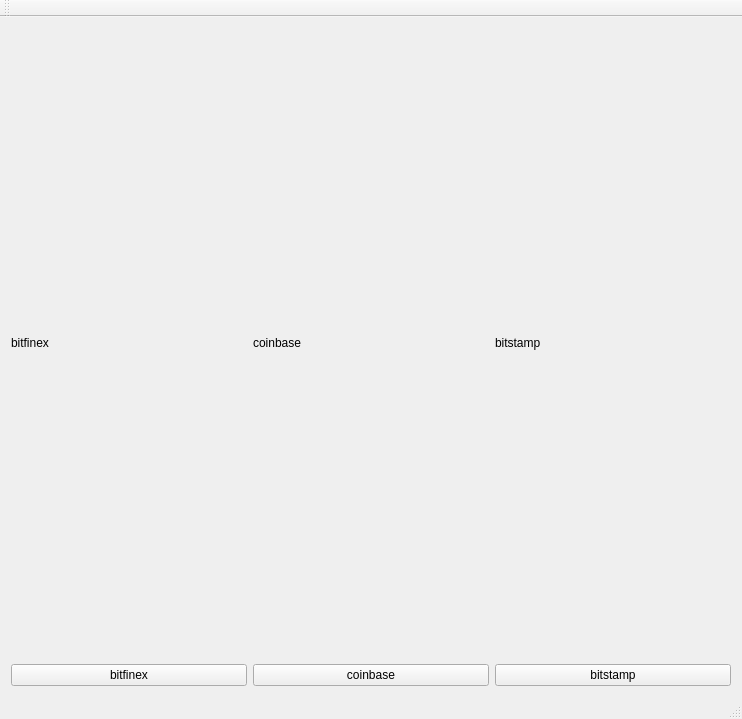
The window that qt-app/qtcryptoapp/mainwindow.ui (honchardev/trpz-cryptoapp) describes before a commit, drawn with Qt 5.
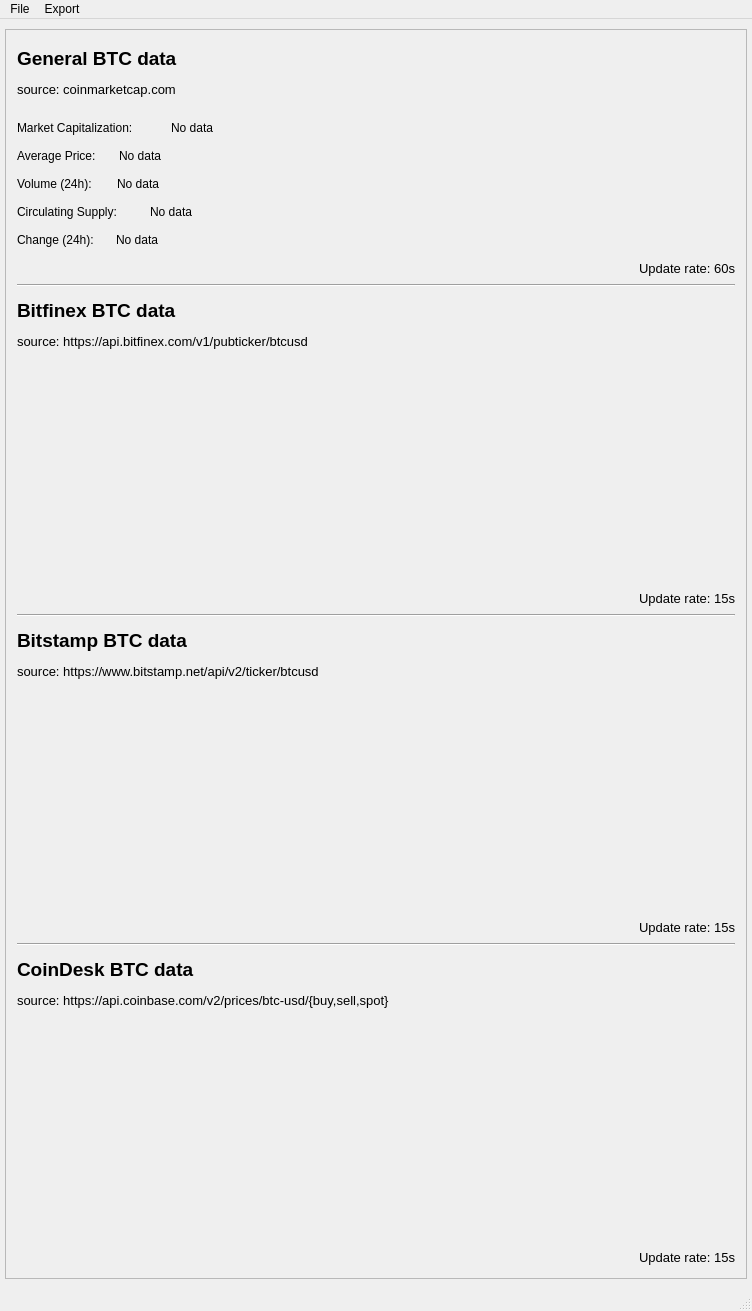
The same window after the commit.

Commit message: UI changes, adding singals&handlers for GUI Add "emit"s to DBWrapper, CMCScrapper, ExchangeX to react on success/failed state in GUI. DBWrapper is QObject now Add isalive method to DBWrapper, used in mainwindow constructor Mainwindow: add connect() to different modules MainWindow: add statusbar elements MainWindow: add working handler for coinmarketcap data + its timer MainWindowUI: add all elements, except of QChart

```diff
--- a/qt-app/qtcryptoapp/mainwindow.ui
+++ b/qt-app/qtcryptoapp/mainwindow.ui
@@ -6,8 +6,8 @@
    <rect>
     <x>0</x>
     <y>0</y>
-    <width>742</width>
-    <height>719</height>
+    <width>752</width>
+    <height>1311</height>
    </rect>
   </property>
   <property name="windowTitle">
@@ -15,55 +15,635 @@
   </property>
   <widget class="QWidget" name="centralWidget">
    <layout class="QGridLayout" name="gridLayout">
+    <property name="leftMargin">
+     <number>5</number>
+    </property>
+    <property name="topMargin">
+     <number>10</number>
+    </property>
+    <property name="rightMargin">
+     <number>5</number>
+    </property>
+    <property name="bottomMargin">
+     <number>10</number>
+    </property>
+    <property name="spacing">
+     <number>5</number>
+    </property>
     <item row="0" column="0">
-     <layout class="QHBoxLayout" name="horizontalLayout_2">
-      <item>
-       <widget class="QLabel" name="bitfinex_lbl">
-        <property name="text">
-         <string>bitfinex</string>
-        </property>
-       </widget>
-      </item>
-      <item>
-       <widget class="QLabel" name="coinbase_lbl">
-        <property name="text">
-         <string>coinbase</string>
-        </property>
-       </widget>
-      </item>
-      <item>
-       <widget class="QLabel" name="bitstamp_lbl">
-        <property name="text">
-         <string>bitstamp</string>
-        </property>
-       </widget>
-      </item>
-     </layout>
-    </item>
-    <item row="1" column="0">
-     <layout class="QHBoxLayout" name="horizontalLayout">
-      <item>
-       <widget class="QPushButton" name="bitfinex_btn">
-        <property name="text">
-         <string>bitfinex</string>
-        </property>
-       </widget>
-      </item>
-      <item>
-       <widget class="QPushButton" name="coinbase_btn">
-        <property name="text">
-         <string>coinbase</string>
-        </property>
-       </widget>
-      </item>
-      <item>
-       <widget class="QPushButton" name="bitstamp_btn">
-        <property name="text">
-         <string>bitstamp</string>
-        </property>
-       </widget>
-      </item>
-     </layout>
+     <widget class="QScrollArea" name="scrollArea">
+      <property name="widgetResizable">
+       <bool>true</bool>
+      </property>
+      <widget class="QWidget" name="scrollAreaWidgetContents">
+       <property name="geometry">
+        <rect>
+         <x>0</x>
+         <y>0</y>
+         <width>740</width>
+         <height>1245</height>
+        </rect>
+       </property>
+       <layout class="QGridLayout" name="gridLayout_2">
+        <item row="0" column="0">
+         <layout class="QVBoxLayout" name="verticalLayout_2">
+          <property name="spacing">
+           <number>8</number>
+          </property>
+          <item>
+           <layout class="QVBoxLayout" name="verticalLayout">
+            <item>
+             <widget class="QLabel" name="cmcdescrtxt_lbl">
+              <property name="maximumSize">
+               <size>
+                <width>16777215</width>
+                <height>35</height>
+               </size>
+              </property>
+              <property name="font">
+               <font>
+                <pointsize>14</pointsize>
+                <weight>75</weight>
+                <bold>true</bold>
+               </font>
+              </property>
+              <property name="text">
+               <string>General BTC data</string>
+              </property>
+              <property name="textFormat">
+               <enum>Qt::AutoText</enum>
+              </property>
+              <property name="alignment">
+               <set>Qt::AlignLeading|Qt::AlignLeft|Qt::AlignVCenter</set>
+              </property>
+             </widget>
+            </item>
+            <item>
+             <widget class="QLabel" name="cmcsourcetxt_lbl">
+              <property name="maximumSize">
+               <size>
+                <width>16777215</width>
+                <height>15</height>
+               </size>
+              </property>
+              <property name="font">
+               <font>
+                <pointsize>10</pointsize>
+               </font>
+              </property>
+              <property name="text">
+               <string>source: coinmarketcap.com</string>
+              </property>
+              <property name="textFormat">
+               <enum>Qt::AutoText</enum>
+              </property>
+              <property name="alignment">
+               <set>Qt::AlignLeading|Qt::AlignLeft|Qt::AlignVCenter</set>
+              </property>
+             </widget>
+            </item>
+           </layout>
+          </item>
+          <item>
+           <spacer name="verticalSpacer">
+            <property name="orientation">
+             <enum>Qt::Vertical</enum>
+            </property>
+            <property name="sizeType">
+             <enum>QSizePolicy::Fixed</enum>
+            </property>
+            <property name="sizeHint" stdset="0">
+             <size>
+              <width>20</width>
+              <height>13</height>
+             </size>
+            </property>
+           </spacer>
+          </item>
+          <item>
+           <layout class="QHBoxLayout" name="horizontalLayout">
+            <property name="spacing">
+             <number>4</number>
+            </property>
+            <property name="leftMargin">
+             <number>0</number>
+            </property>
+            <item>
+             <widget class="QLabel" name="marketcaptxt_lbl">
+              <property name="maximumSize">
+               <size>
+                <width>150</width>
+                <height>20</height>
+               </size>
+              </property>
+              <property name="text">
+               <string>Market Capitalization:</string>
+              </property>
+              <property name="textFormat">
+               <enum>Qt::AutoText</enum>
+              </property>
+              <property name="alignment">
+               <set>Qt::AlignLeading|Qt::AlignLeft|Qt::AlignVCenter</set>
+              </property>
+             </widget>
+            </item>
+            <item>
+             <widget class="QLabel" name="marketcapval_lbl">
+              <property name="maximumSize">
+               <size>
+                <width>16777215</width>
+                <height>20</height>
+               </size>
+              </property>
+              <property name="text">
+               <string>No data</string>
+              </property>
+             </widget>
+            </item>
+           </layout>
+          </item>
+          <item>
+           <layout class="QHBoxLayout" name="horizontalLayout_2">
+            <property name="spacing">
+             <number>4</number>
+            </property>
+            <property name="leftMargin">
+             <number>0</number>
+            </property>
+            <item>
+             <widget class="QLabel" name="averpricetxt_lbl">
+              <property name="maximumSize">
+               <size>
+                <width>98</width>
+                <height>20</height>
+               </size>
+              </property>
+              <property name="text">
+               <string>Average Price:</string>
+              </property>
+              <property name="textFormat">
+               <enum>Qt::AutoText</enum>
+              </property>
+              <property name="alignment">
+               <set>Qt::AlignLeading|Qt::AlignLeft|Qt::AlignVCenter</set>
+              </property>
+             </widget>
+            </item>
+            <item>
+             <widget class="QLabel" name="averpriceval_lbl">
+              <property name="maximumSize">
+               <size>
+                <width>16777215</width>
+                <height>20</height>
+               </size>
+              </property>
+              <property name="text">
+               <string>No data</string>
+              </property>
+             </widget>
+            </item>
+           </layout>
+          </item>
+          <item>
+           <layout class="QHBoxLayout" name="horizontalLayout_3">
+            <property name="spacing">
+             <number>4</number>
+            </property>
+            <property name="leftMargin">
+             <number>0</number>
+            </property>
+            <item>
+             <widget class="QLabel" name="volumetxt_lbl">
+              <property name="maximumSize">
+               <size>
+                <width>96</width>
+                <height>20</height>
+               </size>
+              </property>
+              <property name="text">
+               <string>Volume (24h):</string>
+              </property>
+              <property name="textFormat">
+               <enum>Qt::AutoText</enum>
+              </property>
+              <property name="alignment">
+               <set>Qt::AlignLeading|Qt::AlignLeft|Qt::AlignVCenter</set>
+              </property>
+             </widget>
+            </item>
+            <item>
+             <widget class="QLabel" name="volumeval_lbl">
+              <property name="maximumSize">
+               <size>
+                <width>16777215</width>
+                <height>20</height>
+               </size>
+              </property>
+              <property name="text">
+               <string>No data</string>
+              </property>
+             </widget>
+            </item>
+           </layout>
+          </item>
+          <item>
+           <layout class="QHBoxLayout" name="horizontalLayout_4">
+            <property name="spacing">
+             <number>4</number>
+            </property>
+            <property name="leftMargin">
+             <number>0</number>
+            </property>
+            <item>
+             <widget class="QLabel" name="supplytxt_lbl">
+              <property name="maximumSize">
+               <size>
+                <width>129</width>
+                <height>20</height>
+               </size>
+              </property>
+              <property name="text">
+               <string>Circulating Supply:</string>
+              </property>
+              <property name="textFormat">
+               <enum>Qt::AutoText</enum>
+              </property>
+              <property name="alignment">
+               <set>Qt::AlignLeading|Qt::AlignLeft|Qt::AlignVCenter</set>
+              </property>
+             </widget>
+            </item>
+            <item>
+             <widget class="QLabel" name="supplyval_lbl">
+              <property name="maximumSize">
+               <size>
+                <width>16777215</width>
+                <height>20</height>
+               </size>
+              </property>
+              <property name="text">
+               <string>No data</string>
+              </property>
+             </widget>
+            </item>
+           </layout>
+          </item>
+          <item>
+           <layout class="QHBoxLayout" name="horizontalLayout_5">
+            <property name="spacing">
+             <number>4</number>
+            </property>
+            <property name="leftMargin">
+             <number>0</number>
+            </property>
+            <item>
+             <widget class="QLabel" name="changetxt_lbl">
+              <property name="maximumSize">
+               <size>
+                <width>95</width>
+                <height>20</height>
+               </size>
+              </property>
+              <property name="text">
+               <string>Change (24h):</string>
+              </property>
+              <property name="textFormat">
+               <enum>Qt::AutoText</enum>
+              </property>
+              <property name="alignment">
+               <set>Qt::AlignLeading|Qt::AlignLeft|Qt::AlignVCenter</set>
+              </property>
+             </widget>
+            </item>
+            <item>
+             <widget class="QLabel" name="changeval_lbl">
+              <property name="maximumSize">
+               <size>
+                <width>16777215</width>
+                <height>20</height>
+               </size>
+              </property>
+              <property name="text">
+               <string>No data</string>
+              </property>
+             </widget>
+            </item>
+           </layout>
+          </item>
+          <item>
+           <widget class="QLabel" name="cmc_updrate">
+            <property name="maximumSize">
+             <size>
+              <width>16777215</width>
+              <height>20</height>
+             </size>
+            </property>
+            <property name="font">
+             <font>
+              <pointsize>10</pointsize>
+             </font>
+            </property>
+            <property name="text">
+             <string>Update rate: 60s</string>
+            </property>
+            <property name="alignment">
+             <set>Qt::AlignRight|Qt::AlignTrailing|Qt::AlignVCenter</set>
+            </property>
+           </widget>
+          </item>
+         </layout>
+        </item>
+        <item row="1" column="0">
+         <widget class="Line" name="line">
+          <property name="orientation">
+           <enum>Qt::Horizontal</enum>
+          </property>
+         </widget>
+        </item>
+        <item row="2" column="0">
+         <layout class="QVBoxLayout" name="verticalLayout_4">
+          <item>
+           <layout class="QVBoxLayout" name="verticalLayout_3">
+            <item>
+             <widget class="QLabel" name="bitfinexdescrtxt_lbl">
+              <property name="maximumSize">
+               <size>
+                <width>16777215</width>
+                <height>35</height>
+               </size>
+              </property>
+              <property name="font">
+               <font>
+                <pointsize>14</pointsize>
+                <weight>75</weight>
+                <bold>true</bold>
+               </font>
+              </property>
+              <property name="text">
+               <string>Bitfinex BTC data</string>
+              </property>
+              <property name="textFormat">
+               <enum>Qt::AutoText</enum>
+              </property>
+              <property name="alignment">
+               <set>Qt::AlignLeading|Qt::AlignLeft|Qt::AlignVCenter</set>
+              </property>
+             </widget>
+            </item>
+            <item>
+             <widget class="QLabel" name="bitfinexsourcetxt_lbl">
+              <property name="maximumSize">
+               <size>
+                <width>16777215</width>
+                <height>15</height>
+               </size>
+              </property>
+              <property name="font">
+               <font>
+                <pointsize>10</pointsize>
+               </font>
+              </property>
+              <property name="text">
+               <string>source: https://api.bitfinex.com/v1/pubticker/btcusd</string>
+              </property>
+              <property name="textFormat">
+               <enum>Qt::AutoText</enum>
+              </property>
+              <property name="alignment">
+               <set>Qt::AlignLeading|Qt::AlignLeft|Qt::AlignVCenter</set>
+              </property>
+             </widget>
+            </item>
+           </layout>
+          </item>
+          <item>
+           <widget class="QWidget" name="bitfinexdata_wdgt" native="true">
+            <property name="minimumSize">
+             <size>
+              <width>650</width>
+              <height>200</height>
+             </size>
+            </property>
+           </widget>
+          </item>
+          <item>
+           <widget class="QLabel" name="bitfinex_updrate">
+            <property name="maximumSize">
+             <size>
+              <width>16777215</width>
+              <height>20</height>
+             </size>
+            </property>
+            <property name="font">
+             <font>
+              <pointsize>10</pointsize>
+             </font>
+            </property>
+            <property name="text">
+             <string>Update rate: 15s</string>
+            </property>
+            <property name="alignment">
+             <set>Qt::AlignRight|Qt::AlignTrailing|Qt::AlignVCenter</set>
+            </property>
+           </widget>
+          </item>
+         </layout>
+        </item>
+        <item row="3" column="0">
+         <widget class="Line" name="line_2">
+          <property name="orientation">
+           <enum>Qt::Horizontal</enum>
+          </property>
+         </widget>
+        </item>
+        <item row="4" column="0">
+         <layout class="QVBoxLayout" name="verticalLayout_5">
+          <item>
+           <layout class="QVBoxLayout" name="verticalLayout_7">
+            <item>
+             <widget class="QLabel" name="bitstampdescrtxt_lbl">
+              <property name="maximumSize">
+               <size>
+                <width>16777215</width>
+                <height>35</height>
+               </size>
+              </property>
+              <property name="font">
+               <font>
+                <pointsize>14</pointsize>
+                <weight>75</weight>
+                <bold>true</bold>
+               </font>
+              </property>
+              <property name="text">
+               <string>Bitstamp BTC data</string>
+              </property>
+              <property name="textFormat">
+               <enum>Qt::AutoText</enum>
+              </property>
+              <property name="alignment">
+               <set>Qt::AlignLeading|Qt::AlignLeft|Qt::AlignVCenter</set>
+              </property>
+             </widget>
+            </item>
+            <item>
+             <widget class="QLabel" name="bitstampsourcetxt_lbl">
+              <property name="maximumSize">
+               <size>
+                <width>16777215</width>
+                <height>15</height>
+               </size>
+              </property>
+              <property name="font">
+               <font>
+                <pointsize>10</pointsize>
+               </font>
+              </property>
+              <property name="text">
+               <string>source: https://www.bitstamp.net/api/v2/ticker/btcusd</string>
+              </property>
+              <property name="textFormat">
+               <enum>Qt::AutoText</enum>
+              </property>
+              <property name="alignment">
+               <set>Qt::AlignLeading|Qt::AlignLeft|Qt::AlignVCenter</set>
+              </property>
+             </widget>
+            </item>
+           </layout>
+          </item>
+          <item>
+           <widget class="QWidget" name="bitstampdata_wdgt" native="true">
+            <property name="minimumSize">
+             <size>
+              <width>650</width>
+              <height>200</height>
+             </size>
+            </property>
+           </widget>
+          </item>
+          <item>
+           <widget class="QLabel" name="bitstamp_updrate">
+            <property name="maximumSize">
+             <size>
+              <width>16777215</width>
+              <height>20</height>
+             </size>
+            </property>
+            <property name="font">
+             <font>
+              <pointsize>10</pointsize>
+             </font>
+            </property>
+            <property name="text">
+             <string>Update rate: 15s</string>
+            </property>
+            <property name="alignment">
+             <set>Qt::AlignRight|Qt::AlignTrailing|Qt::AlignVCenter</set>
+            </property>
+           </widget>
+          </item>
+         </layout>
+        </item>
+        <item row="5" column="0">
+         <widget class="Line" name="line_3">
+          <property name="orientation">
+           <enum>Qt::Horizontal</enum>
+          </property>
+         </widget>
+        </item>
+        <item row="6" column="0">
+         <layout class="QVBoxLayout" name="verticalLayout_6">
+          <item>
+           <layout class="QVBoxLayout" name="verticalLayout_9">
+            <item>
+             <widget class="QLabel" name="coindeskdescrtxt_lbl">
+              <property name="maximumSize">
+               <size>
+                <width>16777215</width>
+                <height>35</height>
+               </size>
+              </property>
+              <property name="font">
+               <font>
+                <pointsize>14</pointsize>
+                <weight>75</weight>
+                <bold>true</bold>
+               </font>
+              </property>
+              <property name="text">
+               <string>CoinDesk BTC data</string>
+              </property>
+              <property name="textFormat">
+               <enum>Qt::AutoText</enum>
+              </property>
+              <property name="alignment">
+               <set>Qt::AlignLeading|Qt::AlignLeft|Qt::AlignVCenter</set>
+              </property>
+             </widget>
+            </item>
+            <item>
+             <widget class="QLabel" name="coindesksourcetxt_lbl">
+              <property name="maximumSize">
+               <size>
+                <width>16777215</width>
+                <height>15</height>
+               </size>
+              </property>
+              <property name="font">
+               <font>
+                <pointsize>10</pointsize>
+               </font>
+              </property>
+              <property name="text">
+               <string>source: https://api.coinbase.com/v2/prices/btc-usd/{buy,sell,spot}</string>
+              </property>
+              <property name="textFormat">
+               <enum>Qt::AutoText</enum>
+              </property>
+              <property name="alignment">
+               <set>Qt::AlignLeading|Qt::AlignLeft|Qt::AlignVCenter</set>
+              </property>
+             </widget>
+            </item>
+           </layout>
+          </item>
+          <item>
+           <widget class="QWidget" name="coindeskdata_wdgt" native="true">
+            <property name="minimumSize">
+             <size>
+              <width>650</width>
+              <height>200</height>
+             </size>
+            </property>
+           </widget>
+          </item>
+          <item>
+           <widget class="QLabel" name="coinbase_updrate">
+            <property name="maximumSize">
+             <size>
+              <width>16777215</width>
+              <height>20</height>
+             </size>
+            </property>
+            <property name="font">
+             <font>
+              <pointsize>10</pointsize>
+             </font>
+            </property>
+            <property name="text">
+             <string>Update rate: 15s</string>
+            </property>
+            <property name="alignment">
+             <set>Qt::AlignRight|Qt::AlignTrailing|Qt::AlignVCenter</set>
+            </property>
+           </widget>
+          </item>
+         </layout>
+        </item>
+       </layout>
+      </widget>
+     </widget>
     </item>
    </layout>
   </widget>
@@ -72,18 +652,30 @@
     <rect>
      <x>0</x>
      <y>0</y>
-     <width>742</width>
+     <width>752</width>
      <height>22</height>
     </rect>
    </property>
-  </widget>
-  <widget class="QToolBar" name="mainToolBar">
-   <attribute name="toolBarArea">
-    <enum>TopToolBarArea</enum>
-   </attribute>
-   <attribute name="toolBarBreak">
-    <bool>false</bool>
-   </attribute>
+   <widget class="QMenu" name="menuFile">
+    <property name="title">
+     <string>File</string>
+    </property>
+    <addaction name="separator"/>
+    <addaction name="actionHelp"/>
+    <addaction name="actionAbout"/>
+    <addaction name="separator"/>
+    <addaction name="actionQuit"/>
+   </widget>
+   <widget class="QMenu" name="menuExport">
+    <property name="title">
+     <string>Export</string>
+    </property>
+    <addaction name="actionText"/>
+    <addaction name="actionCSV"/>
+    <addaction name="actionAs_png_image"/>
+   </widget>
+   <addaction name="menuFile"/>
+   <addaction name="menuExport"/>
   </widget>
   <widget class="QStatusBar" name="statusBar"/>
  </widget>
```
Left out of the diff: 68 changed lines with no effect on the pictures. The commit also changes 10 other files.
